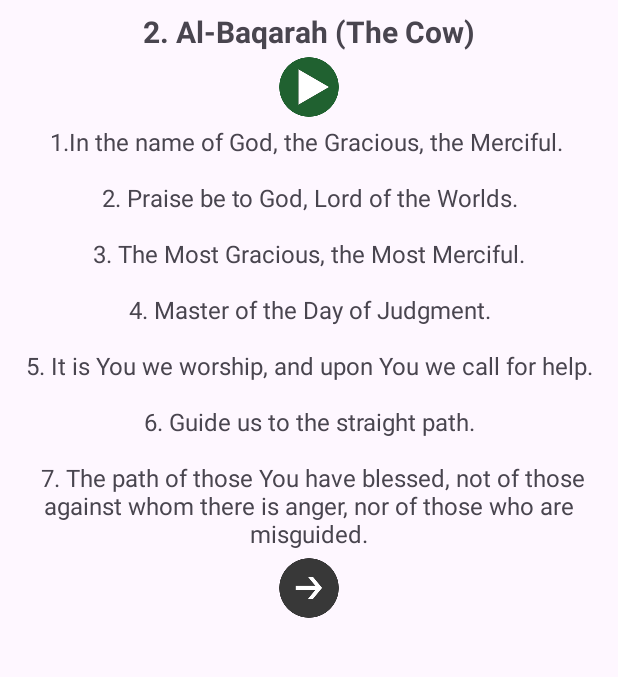
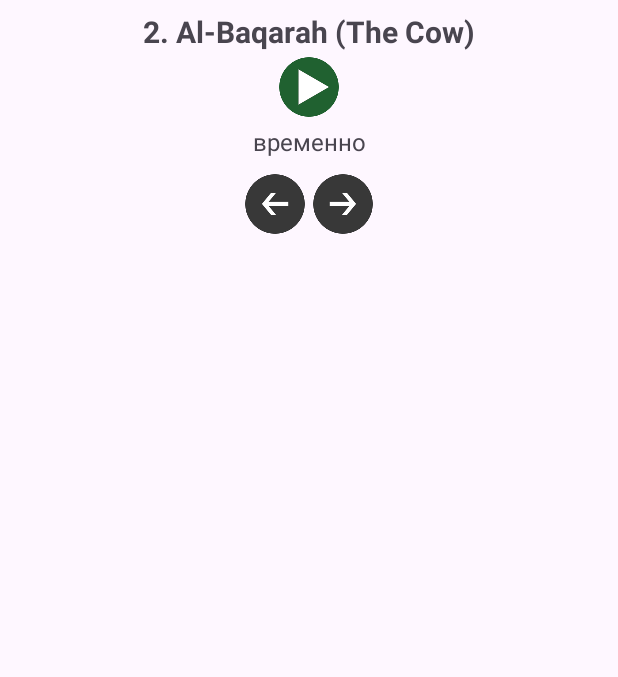
Before and after one commit to emilbagirov30/Quran, an Android app: the screen it shows after launch (MainActivity), in the side drawer, after a tap on "2. Al-Baqarah (The Cow)", on a phone screen of 412 x 824 dp, the part 96-773 px from its top. Run offline under Robolectric (Android 15) with nearby library versions, the phone set to English and light mode, and no system bars.

Commit message:
add player,bottomsheetdialog and button (next,back)

```diff
--- a/app/src/main/java/com/emil/quran/MainActivity.kt
+++ b/app/src/main/java/com/emil/quran/MainActivity.kt
@@ -1,22 +1,35 @@
 package com.emil.quran
 
 import android.annotation.SuppressLint
+import android.media.MediaPlayer
 import android.os.Bundle
+import android.view.View
+import android.widget.ImageButton
+import android.widget.ProgressBar
 import android.widget.TextView
-import androidx.activity.enableEdgeToEdge
 import androidx.appcompat.app.ActionBarDrawerToggle
 import androidx.appcompat.app.AppCompatActivity
-import androidx.core.view.ViewCompat
-import androidx.core.view.WindowInsetsCompat
 import androidx.drawerlayout.widget.DrawerLayout
 import com.google.android.material.appbar.MaterialToolbar
+import com.google.android.material.bottomsheet.BottomSheetDialog
 import com.google.android.material.navigation.NavigationView
+import kotlin.concurrent.fixedRateTimer
 
 class MainActivity : AppCompatActivity() {
     private lateinit var drawerLayout: DrawerLayout
     private lateinit var toggle: ActionBarDrawerToggle
     private lateinit var title: TextView
     private lateinit var content: TextView
+    private lateinit var play: ImageButton
+    private lateinit var next: ImageButton
+    private lateinit var back: ImageButton
+    private lateinit var mediaPlayer: MediaPlayer
+    private var pausePosition: Int = 0
+    private lateinit var bottomSheetDialog: BottomSheetDialog
+    private lateinit var progressBar: ProgressBar
+    private lateinit var bottomSheetTitle: TextView
+    private var currentSura = 1
+
     @SuppressLint("MissingInflatedId")
     override fun onCreate(savedInstanceState: Bundle?) {
         super.onCreate(savedInstanceState)
@@ -24,21 +37,63 @@ class MainActivity : AppCompatActivity() {
         drawerLayout = findViewById(R.id.drawer_layout)
         title = findViewById(R.id.tv_title)
         content = findViewById(R.id.tv_content)
+        play = findViewById(R.id.ib_play)
+        next = findViewById(R.id.ib_next)
+        back = findViewById(R.id.ib_back)
+        bottomSheetDialog = BottomSheetDialog(this)
+        val bottomSheetView = layoutInflater.inflate(R.layout.bottom_sheet_dialog, null)
+        progressBar = bottomSheetView.findViewById(R.id.progress_bar)
+        bottomSheetTitle = bottomSheetView.findViewById(R.id.bottom_sheet_title)
+        bottomSheetDialog.setContentView(bottomSheetView)
+
+        mediaPlayer = MediaPlayer()
+
+        updateSura(currentSura)
+
+        next.setOnClickListener {
+            currentSura++
+            updateSura(currentSura)
+        }
+        back.setOnClickListener {
+            currentSura--
+            updateSura(currentSura)
+        }
+
+        play.setOnClickListener {
+            mediaPlayer.setOnCompletionListener {
+                play.setBackgroundResource(R.drawable.play)
+                pausePosition = 0
+                bottomSheetDialog.dismiss()
+            }
+            if (mediaPlayer.isPlaying) {
+                play.setBackgroundResource(R.drawable.play)
+                mediaPlayer.pause()
+                pausePosition = mediaPlayer.currentPosition
+            } else {
+                play.setBackgroundResource(R.drawable.pause)
+                mediaPlayer.seekTo(pausePosition)
+                mediaPlayer.start()
+                bottomSheetDialog.show()
+                startProgressBarUpdater()
+            }
+        }
+
         val navView: NavigationView = findViewById(R.id.nav_view)
         val topAppBar: MaterialToolbar = findViewById(R.id.topAppBar)
         setSupportActionBar(topAppBar)
-        setText(R.string.sura_1,R.string.content_sura_1)
         toggle = ActionBarDrawerToggle(this, drawerLayout, topAppBar, R.string.open, R.string.close)
         drawerLayout.addDrawerListener(toggle)
         toggle.syncState()
 
         navView.setNavigationItemSelectedListener {
             when (it.itemId) {
-               R.id.it_sura_1 -> {
-                   setText(R.string.sura_1,R.string.content_sura_1)
-}
+                R.id.it_sura_1 -> {
+                    currentSura = 1
+                    updateSura(currentSura)
+                }
                 R.id.it_sura_2 -> {
-                    title.text = getString(R.string.sura_2)
+                    currentSura = 2
+                    updateSura(currentSura)
                 }
             }
             drawerLayout.closeDrawers()
@@ -46,8 +101,43 @@ class MainActivity : AppCompatActivity() {
         }
     }
 
-    private fun setText (t:Int, c:Int){
-        title.text = getString(t)
-        content.text = getString(c)
+    private fun updateSura(suraNumber: Int) {
+        if (suraNumber>1) back.visibility= View.VISIBLE
+        else back.visibility= View.GONE
+
+
+        if (suraNumber==114) next.visibility= View.GONE
+        else next.visibility= View.VISIBLE
+
+
+        val titleResId = resources.getIdentifier("sura_$suraNumber", "string", packageName)
+        val contentResId = resources.getIdentifier("content_sura_$suraNumber", "string", packageName)
+        val audioResId = resources.getIdentifier("sura_$suraNumber", "raw", packageName)
+
+        if (::mediaPlayer.isInitialized) {
+            if (mediaPlayer.isPlaying) {
+                mediaPlayer.stop()
+                play.setBackgroundResource(R.drawable.play)
+            }
+            mediaPlayer.reset()
+        }
+
+        title.text = getString(titleResId)
+        content.text = getString(contentResId)
+        bottomSheetTitle.text = getString(titleResId)
+        pausePosition = 0
+
+        mediaPlayer = MediaPlayer.create(this, audioResId)
     }
+
+    private fun startProgressBarUpdater() {
+        progressBar.max = mediaPlayer.duration
+        fixedRateTimer("timer", false, 0L, 1000) {
+            runOnUiThread {
+                if (mediaPlayer.isPlaying) {
+                    progressBar.progress = mediaPlayer.currentPosition
+                }
+            }
+        }
     }
+}
--- a/app/src/main/res/layout/activity_main.xml
+++ b/app/src/main/res/layout/activity_main.xml
@@ -36,7 +36,8 @@
                 android:textStyle="bold"
                 android:text="" />
 
-            <ImageView
+            <ImageButton
+                android:id="@+id/ib_play"
                 android:layout_width="40dp"
                 android:layout_height="40dp"
                 android:layout_marginTop="3dp"
@@ -61,11 +62,28 @@
                         android:layout_height="wrap_content"
                         android:text="" />
 
-                    <ImageView
+                    <LinearLayout
+                        android:layout_width="wrap_content"
+                        android:layout_height="wrap_content"
+                        android:layout_marginTop="5dp"
+                        android:orientation="horizontal">
+                        <ImageButton
+                            android:id="@+id/ib_back"
+                            android:layout_width="40dp"
+                            android:layout_height="40dp"
+                            android:visibility="gone"
+                            android:layout_marginTop="5dp"
+                            android:background="@drawable/back" />
+
+                    <ImageButton
+                        android:id="@+id/ib_next"
                         android:layout_width="40dp"
                         android:layout_height="40dp"
                         android:layout_marginTop="5dp"
+                        android:layout_marginLeft="5dp"
                         android:background="@drawable/next" />
+
+                    </LinearLayout>
                 </LinearLayout>
             </ScrollView>
         </LinearLayout>
--- a/app/src/main/res/values/strings.xml
+++ b/app/src/main/res/values/strings.xml
@@ -133,4 +133,7 @@
         6. Guide us to the straight path.
         \n   \n
         7. The path of those You have blessed, not of those against whom there is anger, nor of those who are misguided.</string>
+
+
+    <string name="content_sura_2">временно</string>
 </resources>
```
Also changed, not shown: app/src/main/res/layout/bottom_sheet_dialog.xml (added, +23 -0 lines), app/src/main/res/drawable/back.png (added), 3 other files.
